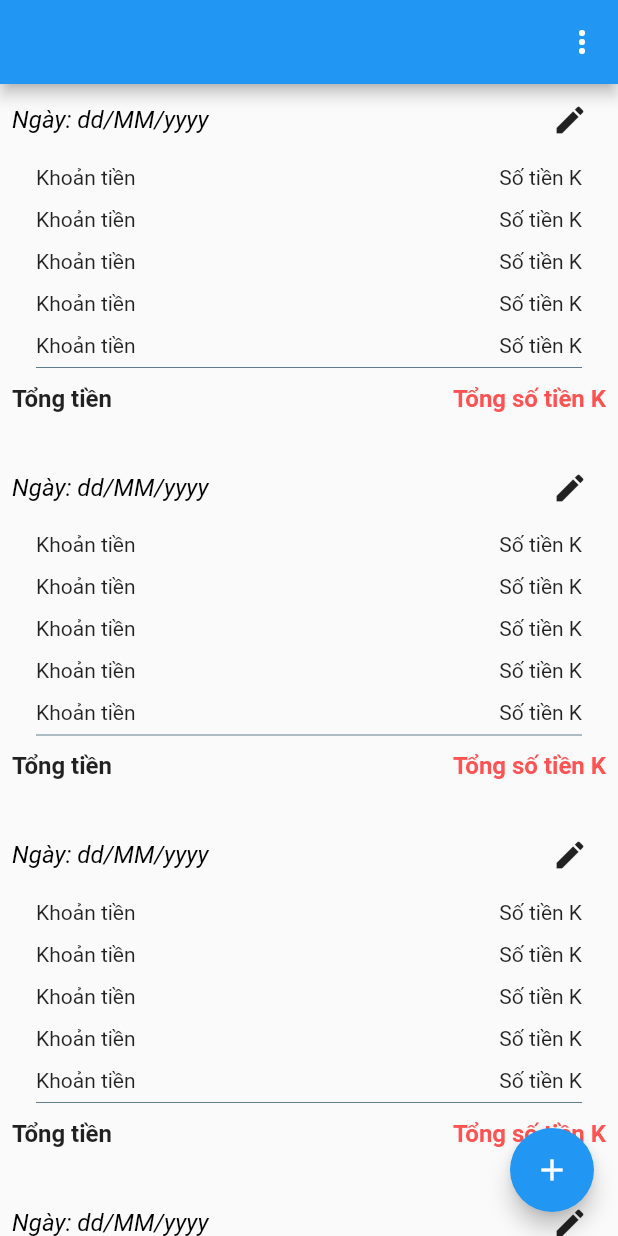
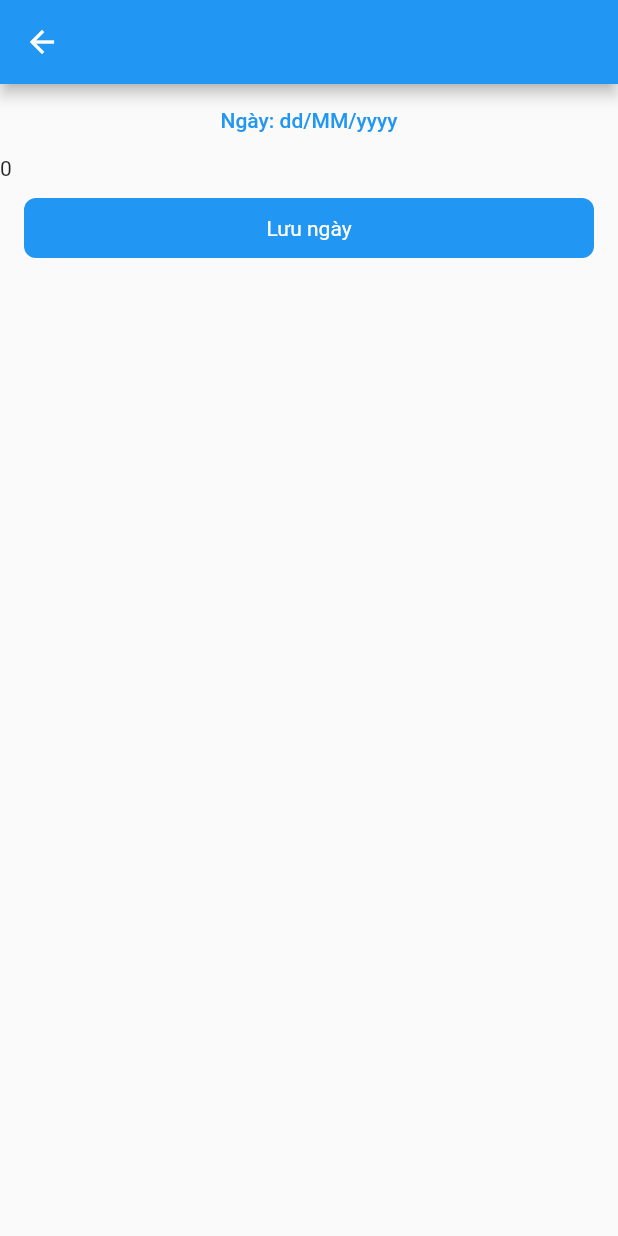
Before and after one commit to trungduc0310/flutter-daily-expenses, a Flutter app: the screen it shows after launch, after a tap on the "edit" icon, on a phone screen of 412 x 824 dp. Run offline on Flutter 3.47's test engine with Material 2 defaults, Android fonts, the phone set to English and light mode, and no system bars.

Commit message:
add edit screen

```diff
--- a/lib/main.dart
+++ b/lib/main.dart
@@ -1,5 +1,6 @@
 import 'package:flutter/material.dart';
 import 'package:my_todo_app/screen/add_daily_note.dart';
+import 'package:my_todo_app/screen/edit_daily_note.dart';
 import 'package:my_todo_app/screen/home.dart';
 import 'package:my_todo_app/source/string.dart';
 
@@ -22,6 +23,7 @@
       routes:{
         Strings.screenHome: (context) => const HomePage(),
         Strings.screenAdd: (context) => const AddDailyNotePage(),
+        Strings.screenEdit: (context) => const EditDailyNotePage(),
       },
     );
   }
--- /dev/null
+++ b/lib/screen/edit_daily_note.dart
@@ -0,0 +1,56 @@
+import 'package:flutter/material.dart';
+
+import '../source/string.dart';
+import '../utils/calendar_utils.dart';
+
+class EditDailyNotePage extends StatefulWidget{
+  const EditDailyNotePage({super.key});
+
+  @override
+  State<StatefulWidget> createState() {
+    return _EditDailyNoteState();
+  }
+}
+
+class _EditDailyNoteState extends State<EditDailyNotePage>{
+  @override
+  Widget build(BuildContext context) {
+    return Scaffold(
+      appBar: AppBar(),
+      body: SingleChildScrollView(
+        child: Column(
+          children: [
+            Center(
+                child: TextButton(
+                    onPressed: () {
+                      CalendarUtils.showDatePickerCallback(context,
+                              (datePicked) {
+                            //TODO get date selected
+                          });
+                    },
+                    child: const Text("Ngày: dd/MM/yyyy"))),
+            ListView.builder(
+                itemBuilder: (BuildContext context, int index) {
+                  return Text(index.toString());
+                },
+                itemCount: 1,
+                shrinkWrap: true,
+                physics: const ScrollPhysics()),
+            Container(
+              margin: const EdgeInsets.symmetric(horizontal: 16, vertical: 12),
+              padding: const EdgeInsets.symmetric(vertical: 12),
+              decoration: const BoxDecoration(
+                  color: Colors.blue,
+                  borderRadius: BorderRadius.all(Radius.circular(8))),
+              alignment: Alignment.center,
+              child: const Text(
+                Strings.textButtonSaveDaily,
+                style: TextStyle(color: Colors.white),
+              ),
+            )
+          ],
+        ),
+      ),
+    );
+  }
+}
--- a/lib/screen/home.dart
+++ b/lib/screen/home.dart
@@ -45,7 +45,7 @@
       ),
       body: Center(
         child: ListView.builder(itemBuilder: (BuildContext context, int index){
-          return const ItemDailyHome();
+          return ItemDailyHome(onEditItem: _onItemEdit);
         },itemCount: 10,),
       ),
       floatingActionButton: FloatingActionButton(
@@ -56,4 +56,8 @@
       ),
     );
   }
+
+  void _onItemEdit(){
+    Navigator.pushNamed(context, Strings.screenEdit);
+  }
 }
--- a/lib/widget/item_daily_home.dart
+++ b/lib/widget/item_daily_home.dart
@@ -1,9 +1,9 @@
 import 'package:flutter/material.dart';
 
 class ItemDailyHome extends StatelessWidget {
-  const ItemDailyHome({
-    super.key,
-  });
+  final Function onEditItem;
+
+  const ItemDailyHome({super.key, required this.onEditItem});
 
   @override
   Widget build(BuildContext context) {
@@ -12,16 +12,25 @@
       child: Column(
         children: [
           Padding(
-            padding: EdgeInsets.symmetric(horizontal: 8),
+            padding: const EdgeInsets.symmetric(horizontal: 8),
             child: Row(
               mainAxisAlignment: MainAxisAlignment.spaceBetween,
               children: [
                 const Text(
                   "Ngày: dd/MM/yyyy",
                   style: TextStyle(
-                      fontStyle: FontStyle.italic, color: Colors.black, fontSize: 16),
+                      fontStyle: FontStyle.italic,
+                      color: Colors.black,
+                      fontSize: 16),
                 ),
-                IconButton(onPressed: () {}, icon: const Icon(Icons.edit,size: 24,))
+                IconButton(
+                    onPressed: () {
+                      onEditItem();
+                    },
+                    icon: const Icon(
+                      Icons.edit,
+                      size: 24,
+                    ))
               ],
             ),
           ),
@@ -33,7 +42,12 @@
             shrinkWrap: true,
             physics: const ScrollPhysics(),
           ),
-          const Divider(height: 2, color: Colors.blueGrey, indent: 24, endIndent: 24,),
+          const Divider(
+            height: 2,
+            color: Colors.blueGrey,
+            indent: 24,
+            endIndent: 24,
+          ),
           Padding(
             padding: const EdgeInsets.symmetric(vertical: 10, horizontal: 8),
             child: Row(
```
Also changed, not shown: lib/widget/item_edit_daily.dart (added, +27 -0 lines).
